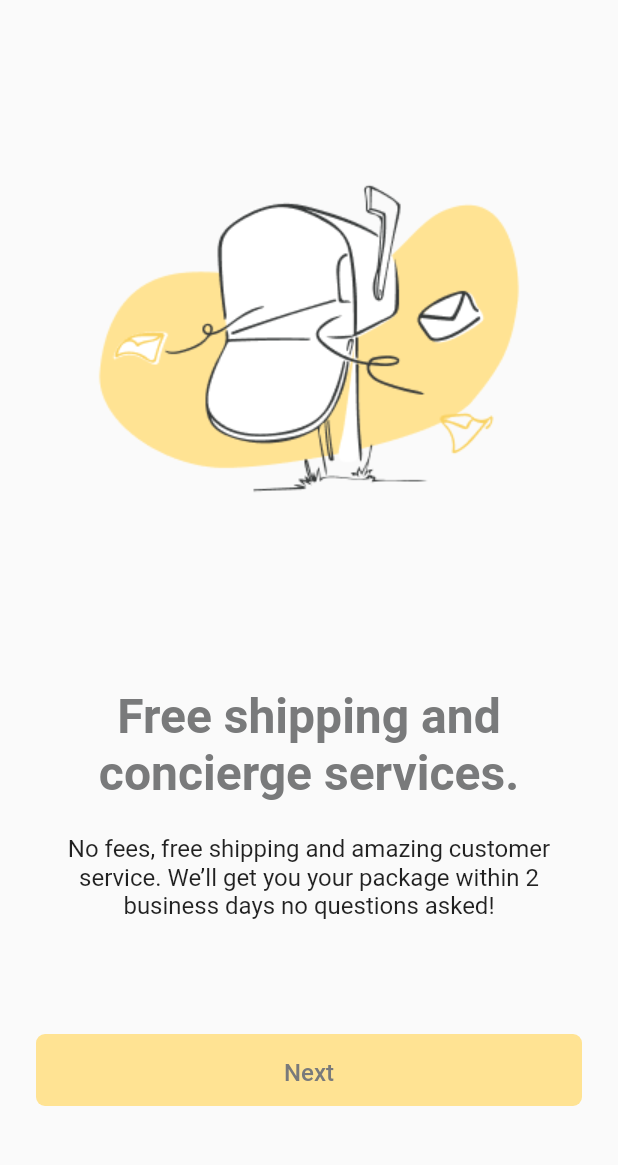
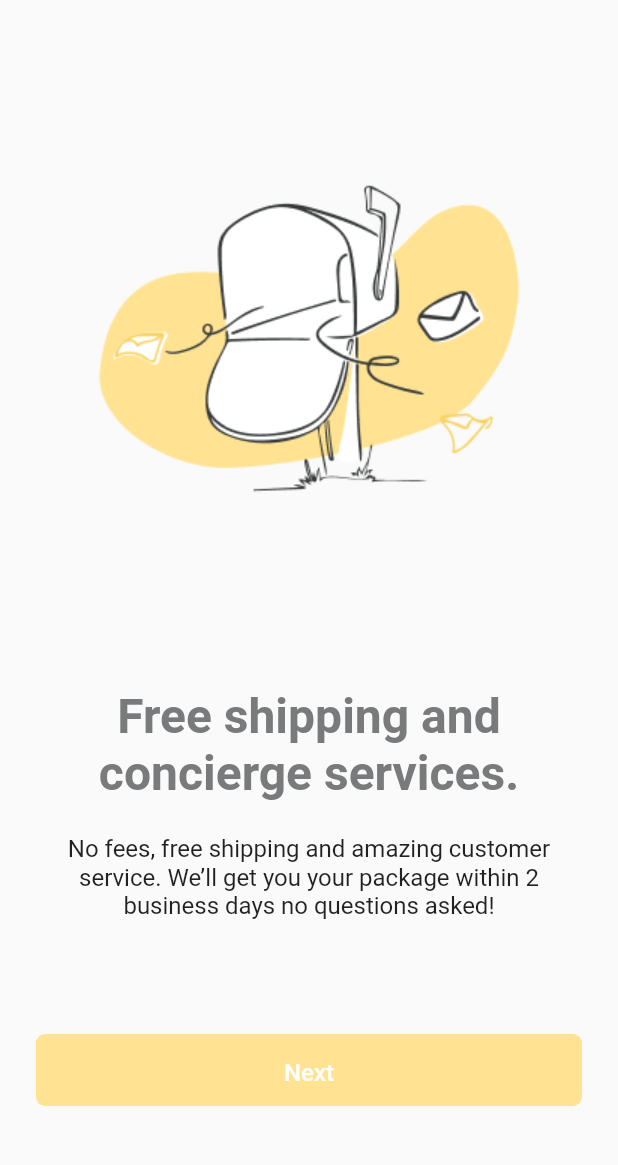
Before and after one commit to mrrapp/You-Store, a Flutter app: the OnboardScreenThree screen opened directly, on a phone screen of 412 x 824 dp, the part 55-1220 px from its top. Run offline on Flutter 3.47's test engine with Material 2 defaults, Android fonts, the phone set to English and light mode, and no system bars; our stand-ins replace google_fonts.

Commit message:
long button widget

```diff
--- a/lib/widgets/long_button.dart
+++ b/lib/widgets/long_button.dart
@@ -1,4 +1,3 @@
-import 'package:ecom/utilities/color.dart';
 import 'package:flutter/material.dart';
 
 class Longbutton extends StatelessWidget {
@@ -6,8 +5,9 @@ class Longbutton extends StatelessWidget {
       {super.key,
       required this.text,
       required this.color,
+      this.textColor,
       required this.screenToNavigateTo});
-
+  final Color? textColor;
   final String? text;
   final Color? color;
 
@@ -33,9 +33,7 @@ class Longbutton extends StatelessWidget {
             text!,
             textAlign: TextAlign.center,
             style: const TextStyle(
-                color: neutralBlackText,
-                fontWeight: FontWeight.w500,
-                fontSize: 16),
+                color: Colors.white, fontWeight: FontWeight.w500, fontSize: 16),
           ),
         ),
       ),
```
